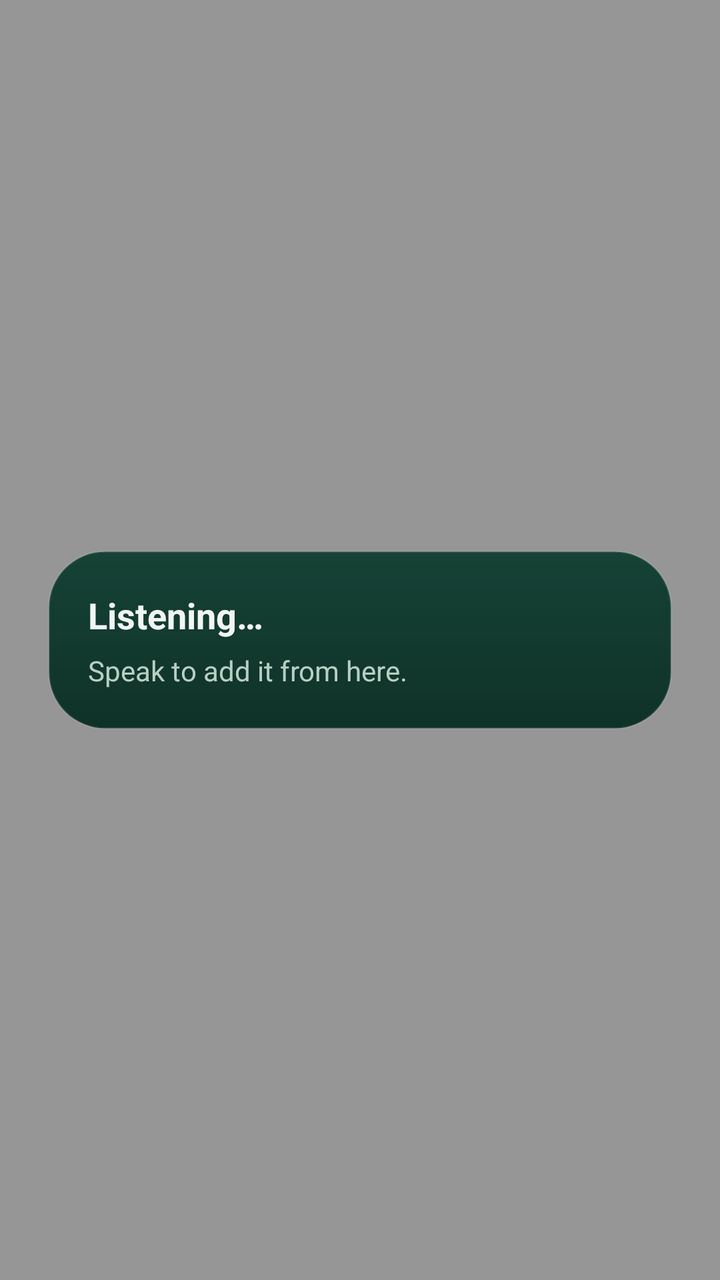
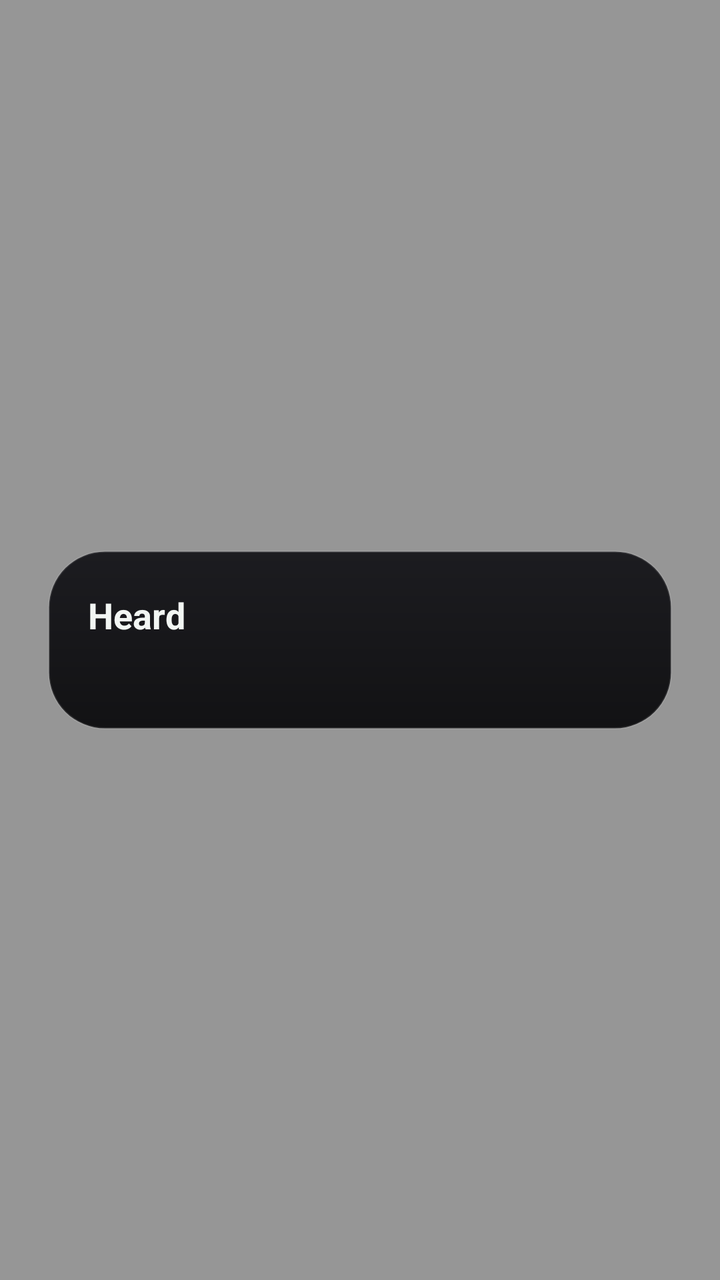

Compare the two renders of this Android layout. The source of the first and the diff that turns it into the second are given below.
<!-- AndroidManifest.xml: application theme Theme.LedgerAI -->
<!-- res/layout/widget_listen.xml -->
<?xml version="1.0" encoding="utf-8"?>
<FrameLayout xmlns:android="http://schemas.android.com/apk/res/android"
    android:id="@+id/widget_listen_scrim"
    android:layout_width="match_parent"
    android:layout_height="match_parent"
    android:background="#66000000"
    android:padding="24dp">

    <LinearLayout
        android:layout_width="match_parent"
        android:layout_height="wrap_content"
        android:layout_gravity="center"
        android:background="@drawable/widget_canvas_dark"
        android:clickable="true"
        android:focusable="true"
        android:orientation="vertical"
        android:padding="20dp">

        <TextView
            android:layout_width="match_parent"
            android:layout_height="wrap_content"
            android:text="Listening…"
            android:textColor="#F2F6F3"
            android:textSize="18sp"
            android:textStyle="bold" />

        <TextView
            android:id="@+id/widget_listen_heard"
            android:layout_width="match_parent"
            android:layout_height="wrap_content"
            android:layout_marginTop="6dp"
            android:text="Speak to add it from here."
            android:textColor="#B9CFC4"
            android:textSize="14sp" />

        <LinearLayout
            android:id="@+id/widget_suggestions"
            android:layout_width="match_parent"
            android:layout_height="wrap_content"
            android:orientation="vertical" />
    </LinearLayout>
</FrameLayout>
<!-- resources referenced by this layout -->
<resources>
  <!-- drawable widget_canvas_dark (drawable) -->
  <?xml version="1.0" encoding="utf-8"?>
  <shape xmlns:android="http://schemas.android.com/apk/res/android"
      android:shape="rectangle">
      <gradient
          android:angle="270"
          android:startColor="#164236"
          android:endColor="#0F3228" />
      <corners android:radius="28dp" />
      <stroke
          android:width="1dp"
          android:color="#1AFFFFFF" />
  </shape>
  <style name="Theme.LedgerAI" parent="android:Theme.Material.Light.NoActionBar" />
</resources>

<!-- the commit's change to res/layout/widget_listen.xml (unified diff, before → after) -->
@@ -17,9 +17,10 @@
         android:padding="20dp">
 
         <TextView
+            android:id="@+id/widget_listen_title"
             android:layout_width="match_parent"
             android:layout_height="wrap_content"
-            android:text="Listening…"
+            android:text="Heard"
             android:textColor="#F2F6F3"
             android:textSize="18sp"
             android:textStyle="bold" />
@@ -29,7 +30,7 @@
             android:layout_width="match_parent"
             android:layout_height="wrap_content"
             android:layout_marginTop="6dp"
-            android:text="Speak to add it from here."
+            android:text=""
             android:textColor="#B9CFC4"
             android:textSize="14sp" />
 
<!-- resource entries referenced after the edit -->
@@ -6,8 +6,8 @@
       android:shape="rectangle">
       <gradient
           android:angle="270"
-          android:startColor="#164236"
-          android:endColor="#0F3228" />
+          android:startColor="#1C1C20"
+          android:endColor="#121214" />
       <corners android:radius="28dp" />
       <stroke
           android:width="1dp"
